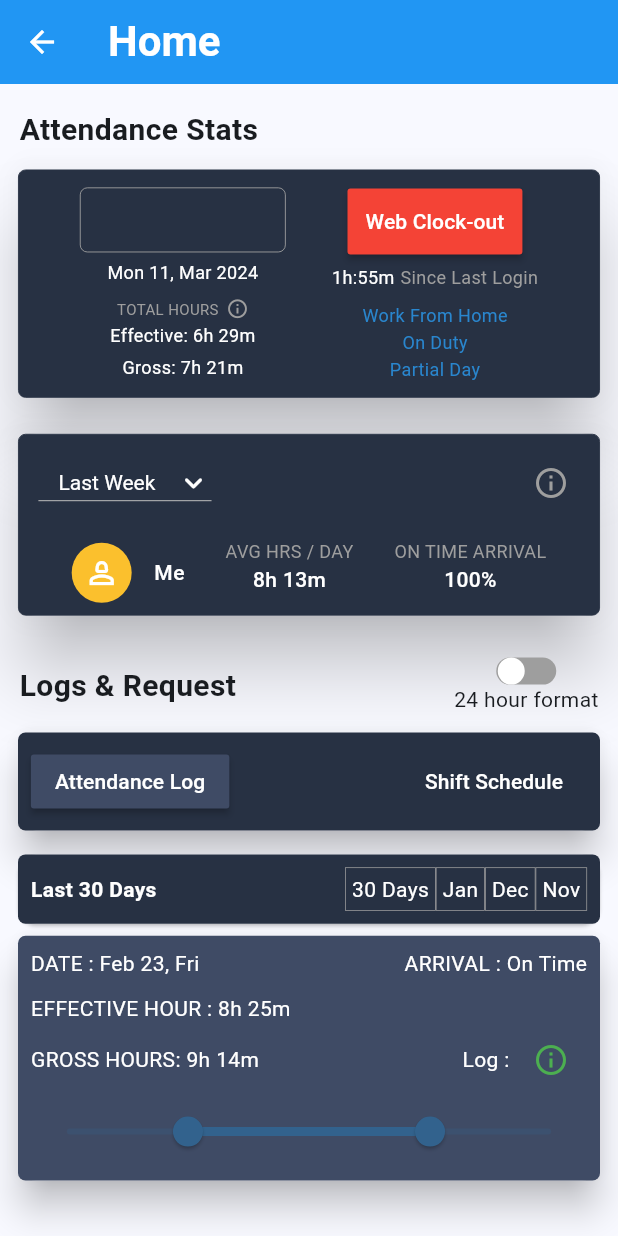
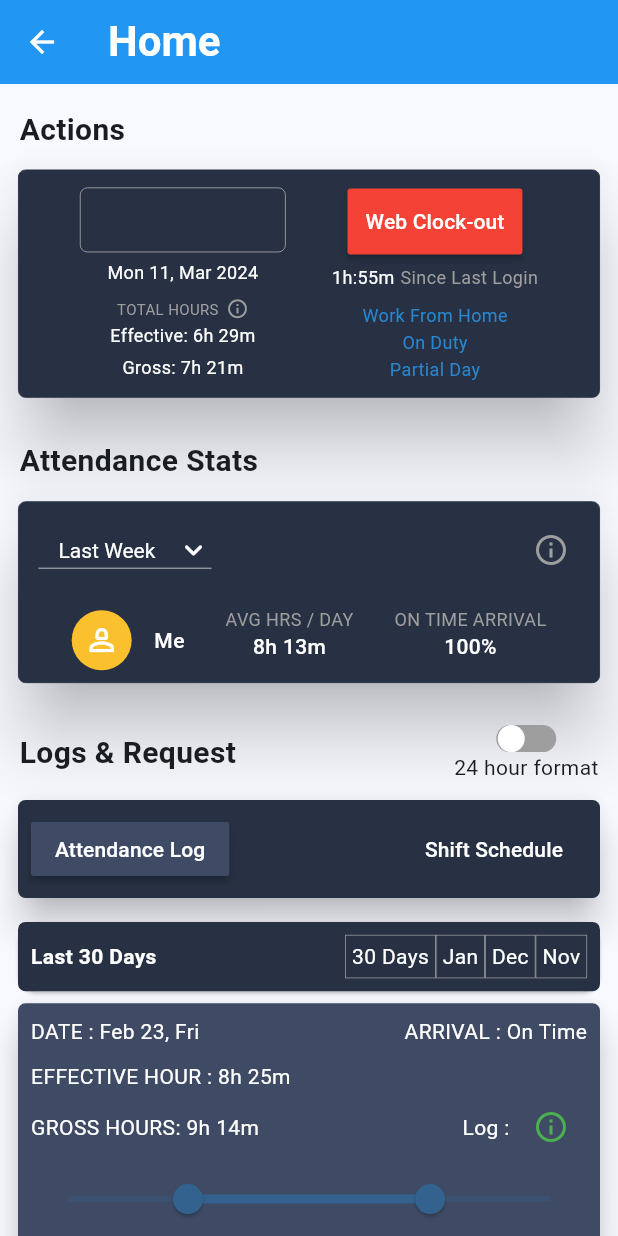
Before and after one commit to DuoCoder-3124/keka_task, a Flutter app: the HomeView screen opened by its route, on a phone screen of 412 x 824 dp. Run offline on Flutter 3.47's test engine with Material 3 defaults, Android fonts, the phone set to English and light mode, and no system bars; drawn by our look-alikes of auto_size_text, flutter_switch; our stand-ins replace equatable, flutter_bloc, gap, syncfusion_flutter_sliders, table_calendar; missing offline and left inert: aligned_tooltip, syncfusion_flutter_core.

Commit message:
keka_task

```diff
--- a/lib/view/home/home_view.dart
+++ b/lib/view/home/home_view.dart
@@ -68,7 +68,7 @@ class _HomeViewState extends State<HomeView> {
                   const Padding(
                     padding: EdgeInsetsDirectional.only(start: 5),
                     child: CommonText(
-                      text: 'Attendance Stats',
+                      text: 'Actions',
                       fontWeight: FontWeight.bold,
                       fontSize: TextSize.heading,
                     ),
@@ -251,9 +251,19 @@ class _HomeViewState extends State<HomeView> {
                     ),
                   ),
 
-                  const Gap(Spacing.normal),
+                  const Gap(Spacing.xLarge),
 
                   ///2. Attends state
+                  const Padding(
+                    padding: EdgeInsetsDirectional.only(start: 5),
+                    child: CommonText(
+                      text: 'Attendance Stats',
+                      fontWeight: FontWeight.bold,
+                      fontSize: TextSize.heading,
+                    ),
+                  ),
+
+                  const Gap(Spacing.small),
                   Card(
                     elevation: 20,
                     child: CommonContainer(
```
